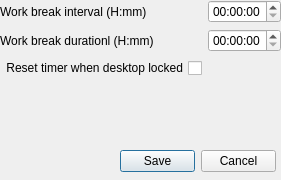
This is QWorkBreak/SettingsDialog.ui in Leonid-SPB/QWorkBreak as Qt 5 draws it before an edit. The edited form follows.
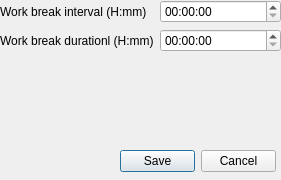
This is the edited form.

The edit to the form file:
```diff
--- a/QWorkBreak/SettingsDialog.ui
+++ b/QWorkBreak/SettingsDialog.ui
@@ -63,19 +63,6 @@
       </property>
      </widget>
     </item>
-    <item row="2" column="0">
-     <widget class="QCheckBox" name="ResetOnLockChk">
-      <property name="layoutDirection">
-       <enum>Qt::RightToLeft</enum>
-      </property>
-      <property name="locale">
-       <locale language="English" country="UnitedStates"/>
-      </property>
-      <property name="text">
-       <string>Reset timer when desktop locked</string>
-      </property>
-     </widget>
-    </item>
    </layout>
   </widget>
   <widget class="QDialogButtonBox" name="buttonBox">
```
Left out of the diff: 1 changed line with no effect on the pictures.
